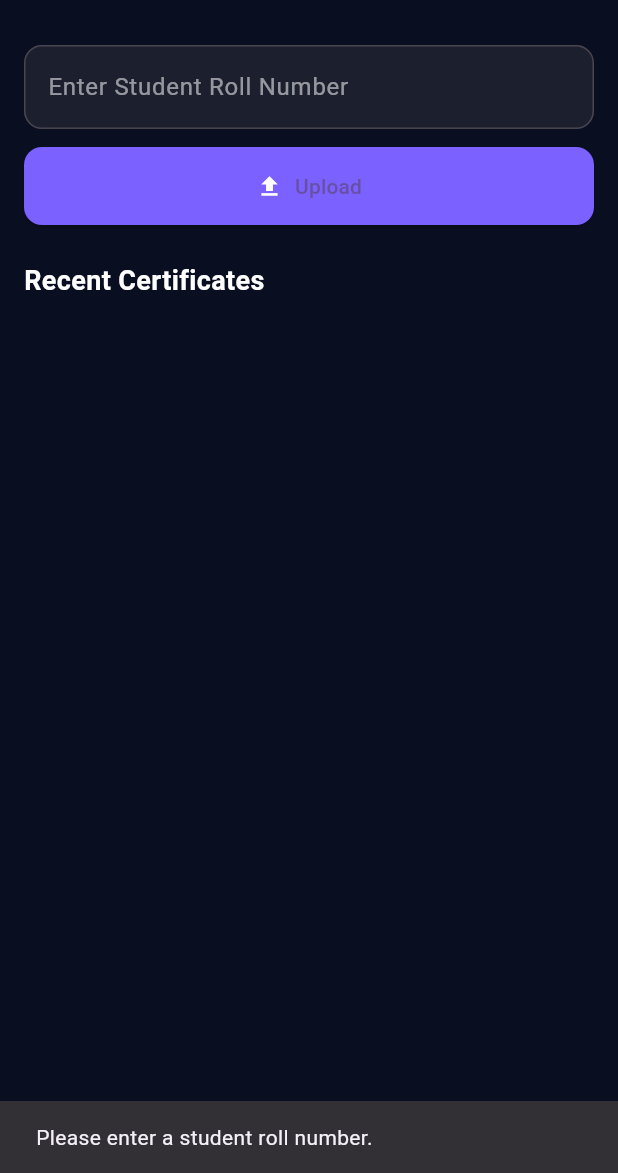
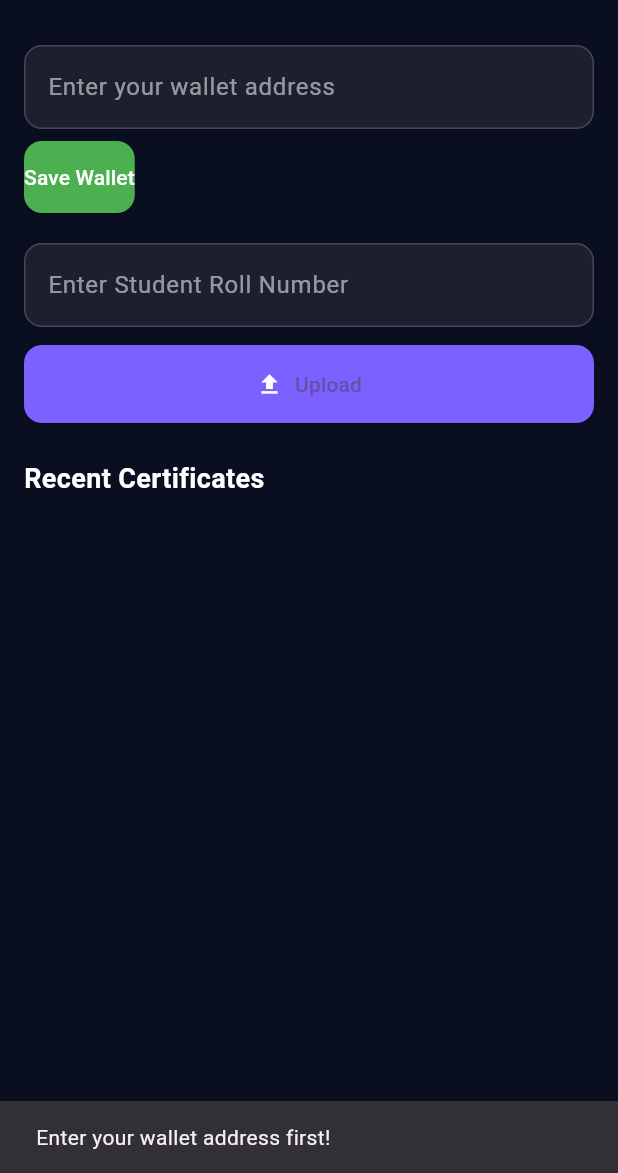
Before and after one commit to Harish1604/certichain_, a Flutter app: the IssuerHomePage screen opened by its route, after a tap on "Upload", on a phone screen of 412 x 824 dp, the part 63-1236 px from its top. Run offline on Flutter 3.47's test engine with Material 3 defaults, Android fonts, the phone set to English and light mode, and no system bars; our stand-ins replace file_picker, supabase_flutter; accounts and stored records are empty.

Commit message:
wallet connect

```diff
--- a/lib/ui/pages/issuer_home.dart
+++ b/lib/ui/pages/issuer_home.dart
@@ -16,8 +16,11 @@ class IssuerHomePage extends StatefulWidget {
 class _IssuerHomePageState extends State<IssuerHomePage> {
   bool _uploading = false;
   List<Map<String, dynamic>> _certificates = [];
+  final TextEditingController _rollNoController = TextEditingController();
+  final TextEditingController _walletController = TextEditingController();
 
-  final TextEditingController _rollNoController = TextEditingController();
+  String? _walletAddress;
+  String _issuerName = "Issuer";
 
   @override
   void initState() {
@@ -31,6 +34,94 @@ class _IssuerHomePageState extends State<IssuerHomePage> {
       setState(() => _certificates = certs);
     } catch (e) {
       debugPrint("Error loading certificates: $e");
+    }
+  }
+
+  bool _isValidEthAddress(String address) {
+    final regex = RegExp(r'^0x[a-fA-F0-9]{40}$');
+    return regex.hasMatch(address);
+  }
+
+  Future<void> _connectWalletManually() async {
+    final input = _walletController.text.trim();
+    if (!_isValidEthAddress(input)) {
+      ScaffoldMessenger.of(context).showSnackBar(
+        const SnackBar(content: Text("Invalid wallet address!")),
+      );
+      return;
+    }
+
+    final profile = await SupabaseService.getProfile();
+    setState(() {
+      _walletAddress = input; // user-entered wallet
+      _issuerName = profile?['full_name'] ?? "Issuer"; // get name from Supabase
+    });
+
+    ScaffoldMessenger.of(context).showSnackBar(
+      const SnackBar(content: Text("Wallet address saved!")),
+    );
+  }
+
+  Future<void> _uploadCertificate() async {
+    if (_walletAddress == null) {
+      ScaffoldMessenger.of(context).showSnackBar(
+        const SnackBar(content: Text("Enter your wallet address first!")),
+      );
+      return;
+    }
+
+    if (_rollNoController.text.trim().isEmpty) {
+      ScaffoldMessenger.of(context).showSnackBar(
+        const SnackBar(content: Text("Please enter a student roll number.")),
+      );
+      return;
+    }
+
+    try {
+      setState(() => _uploading = true);
+
+      final result = await FilePicker.platform.pickFiles();
+      if (result == null) return;
+
+      final pickedFile = result.files.single;
+      Uint8List fileBytes;
+
+      if (pickedFile.bytes != null) {
+        fileBytes = pickedFile.bytes!;
+      } else if (pickedFile.path != null) {
+        fileBytes = await File(pickedFile.path!).readAsBytes();
+      } else {
+        throw Exception("No file data found");
+      }
+
+      final fileName = pickedFile.name;
+      final hash = PinataService.generateHash(fileBytes);
+      final cid = await PinataService.uploadFile(fileBytes, fileName);
+
+      await SupabaseService.saveCertificate(
+        cid: cid,
+        hash: hash,
+        fileName: fileName,
+        studentRollNo: _rollNoController.text.trim(),
+      );
+
+      await _loadCertificates();
+
+      if (mounted) {
+        ScaffoldMessenger.of(context).showSnackBar(
+          SnackBar(
+              content: Text(
+                  "Certificate uploaded ✅ (Wallet: $_walletAddress)")),
+        );
+      }
+    } catch (e) {
+      if (mounted) {
+        ScaffoldMessenger.of(context).showSnackBar(
+          SnackBar(content: Text("Upload failed: $e")),
+        );
+      }
+    } finally {
+      if (mounted) setState(() => _uploading = false);
     }
   }
 
@@ -68,66 +159,6 @@ class _IssuerHomePageState extends State<IssuerHomePage> {
     );
   }
 
-  Future<void> _uploadCertificate() async {
-    if (_rollNoController.text.trim().isEmpty) {
-      ScaffoldMessenger.of(context).showSnackBar(
-        const SnackBar(content: Text("Please enter a student roll number.")),
-      );
-      return;
-    }
-
-    try {
-      setState(() => _uploading = true);
-
-      // pick file
-      final result = await FilePicker.platform.pickFiles();
-      if (result == null) return;
-
-      final pickedFile = result.files.single;
-      Uint8List fileBytes;
-
-      if (pickedFile.bytes != null) {
-        fileBytes = pickedFile.bytes!;
-      } else if (pickedFile.path != null) {
-        fileBytes = await File(pickedFile.path!).readAsBytes();
-      } else {
-        throw Exception("No file data found");
-      }
-
-      final fileName = pickedFile.name;
-
-      // generate hash
-      final hash = PinataService.generateHash(fileBytes);
-
-      // upload to pinata
-      final cid = await PinataService.uploadFile(fileBytes, fileName);
-
-      // save to supabase
-      await SupabaseService.saveCertificate(
-        cid: cid,
-        hash: hash,
-        fileName: fileName,
-        studentRollNo: _rollNoController.text.trim(),
-      );
-
-      await _loadCertificates();
-
-      if (mounted) {
-        ScaffoldMessenger.of(context).showSnackBar(
-          const SnackBar(content: Text("Certificate uploaded successfully!")),
-        );
-      }
-    } catch (e) {
-      if (mounted) {
-        ScaffoldMessenger.of(context).showSnackBar(
-          SnackBar(content: Text("Upload failed: $e")),
-        );
-      }
-    } finally {
-      if (mounted) setState(() => _uploading = false);
-    }
-  }
-
   @override
   Widget build(BuildContext context) {
     return Scaffold(
@@ -154,6 +185,77 @@ class _IssuerHomePageState extends State<IssuerHomePage> {
         child: Column(
           crossAxisAlignment: CrossAxisAlignment.start,
           children: [
+            // Manual Wallet Input
+            if (_walletAddress == null) ...[
+              TextField(
+                controller: _walletController,
+                decoration: InputDecoration(
+                  hintText: "Enter your wallet address",
+                  hintStyle: const TextStyle(color: Colors.white54),
+                  filled: true,
+                  fillColor: const Color(0xFF1C1F2E),
+                  border: OutlineInputBorder(
+                    borderRadius: BorderRadius.circular(12),
+                  ),
+                ),
+                style: const TextStyle(color: Colors.white),
+              ),
+              const SizedBox(height: 8),
+              ElevatedButton(
+                onPressed: _connectWalletManually,
+                style: ElevatedButton.styleFrom(
+                  backgroundColor: Colors.green,
+                  padding: const EdgeInsets.symmetric(vertical: 14),
+                  shape: RoundedRectangleBorder(
+                    borderRadius: BorderRadius.circular(12),
+                  ),
+                ),
+                child: const Text(
+                  "Save Wallet",
+                  style: TextStyle(color: Colors.white),
+                ),
+              ),
+            ] else
+              Card(
+                color: const Color(0xFF1C1F2E),
+                shape: RoundedRectangleBorder(
+                    borderRadius: BorderRadius.circular(12)),
+                child: Padding(
+                  padding: const EdgeInsets.all(16),
+                  child: Row(
+                    mainAxisAlignment: MainAxisAlignment.spaceBetween,
+                    children: [
+                      Column(
+                        crossAxisAlignment: CrossAxisAlignment.start,
+                        children: [
+                          Text("Issuer: $_issuerName",
+                              style: const TextStyle(
+                                  color: Colors.white,
+                                  fontSize: 16,
+                                  fontWeight: FontWeight.bold)),
+                          const SizedBox(height: 8),
+                          Text(
+                            "Wallet: ${_walletAddress!.substring(0, 6)}...${_walletAddress!.substring(_walletAddress!.length - 4)}",
+                            style: const TextStyle(
+                                color: Colors.white70, fontSize: 14),
+                          ),
+                        ],
+                      ),
+                      IconButton(
+                        onPressed: () {
+                          setState(() {
+                            _walletAddress = null;
+                            _walletController.clear();
+                          });
+                        },
+                        icon: const Icon(Icons.logout, color: Colors.red),
+                      )
+                    ],
+                  ),
+                ),
+              ),
+            const SizedBox(height: 20),
+
             // Roll number input
             TextField(
               controller: _rollNoController,
@@ -200,7 +302,6 @@ class _IssuerHomePageState extends State<IssuerHomePage> {
             ),
             const SizedBox(height: 24),
 
-            // Certificates list
             const Text(
               "Recent Certificates",
               style: TextStyle(
@@ -239,13 +340,15 @@ class _IssuerHomePageState extends State<IssuerHomePage> {
         leading: const Icon(Icons.picture_as_pdf, color: Colors.purpleAccent),
         title: Text(
           fileName,
-          style: const TextStyle(color: Colors.white, fontWeight: FontWeight.bold),
+          style: const TextStyle(
+              color: Colors.white, fontWeight: FontWeight.bold),
         ),
         subtitle: Text(
           "$studentName • Roll: $rollNo\n$date",
           style: const TextStyle(color: Colors.white70, fontSize: 12),
         ),
-        trailing: const Icon(Icons.arrow_forward_ios, color: Colors.white70, size: 16),
+        trailing: const Icon(Icons.arrow_forward_ios,
+            color: Colors.white70, size: 16),
       ),
     );
   }
--- a/pubspec.yaml
+++ b/pubspec.yaml
@@ -39,6 +39,10 @@ dependencies:
   http: ^1.5.0
   crypto: ^3.0.6
   file_picker: ^10.3.2
+  url_launcher: ^6.3.2
+  walletconnect_dart: ^0.0.11
+  installed_apps: ^1.6.0
+
 
 dev_dependencies:
   flutter_test:
```
Also changed, not shown: pubspec.lock.
